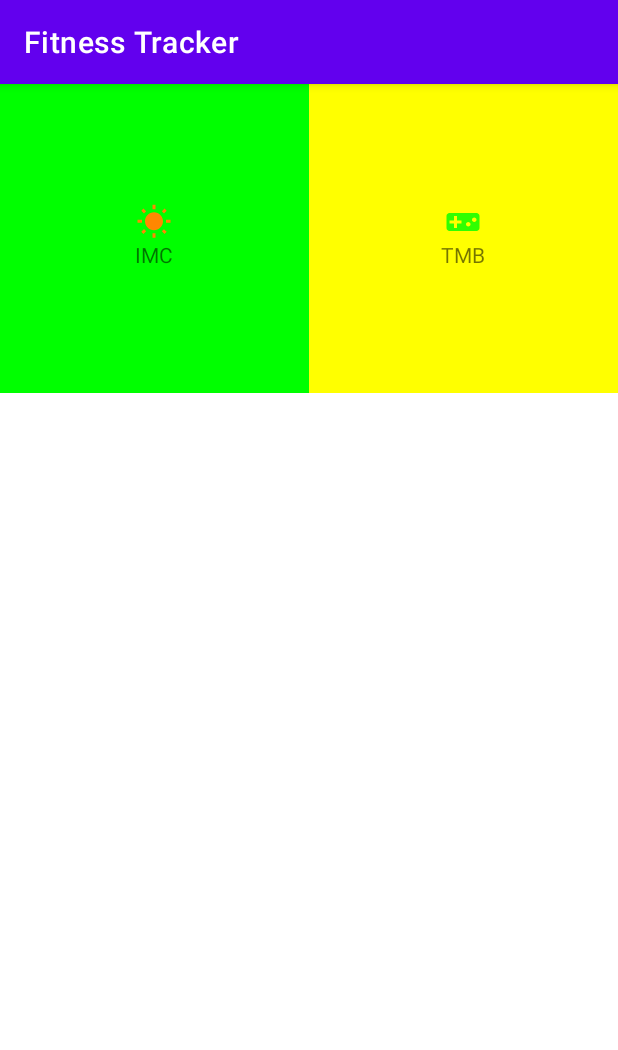
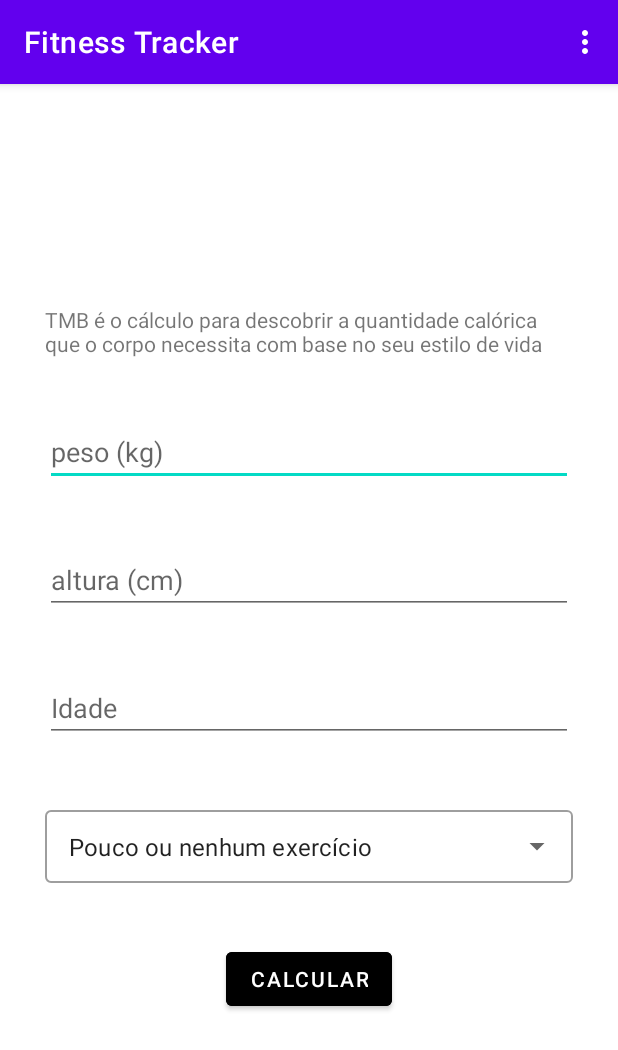
Before and after one commit to oliverborba/App_Fitness_Kotlin, an Android app: the screen it shows after launch (MainActivity before the commit, TmbActivity after it), after a tap on "TMB", on a phone screen of 412 x 824 dp. Shown: the top 1050 px of the screen. Run offline under Robolectric (Android 15) with nearby library versions, the phone set to English and light mode, and no system bars; our stand-ins replace Room's generated code.

Commit message:
Projeto Finalizado

```diff
--- a/app/src/main/java/com/lucasborba/fitnesstracker/MainActivity.kt
+++ b/app/src/main/java/com/lucasborba/fitnesstracker/MainActivity.kt
@@ -52,8 +52,8 @@ class MainActivity : AppCompatActivity() {
                         startActivity(intent)
                     }
                     2 -> {
-                        //Abrir outra activity
-                    }
+                        val intent = Intent(this@MainActivity, TmbActivity::class.java)
+                        startActivity(intent)                    }
                 }
                 Log.i("Teste", "Clicou $id")
             }
--- /dev/null
+++ b/app/src/main/java/com/lucasborba/fitnesstracker/TmbActivity.kt
@@ -0,0 +1,131 @@
+package com.lucasborba.fitnesstracker
+
+import android.content.Context
+import android.content.Intent
+import androidx.appcompat.app.AppCompatActivity
+import android.os.Bundle
+import android.view.Menu
+import android.view.MenuItem
+import android.view.inputmethod.InputMethodManager
+import android.widget.*
+import androidx.appcompat.app.AlertDialog
+import com.lucasborba.fitnesstracker.model.Calc
+
+class TmbActivity : AppCompatActivity() {
+
+
+    private lateinit var lifestyle: AutoCompleteTextView
+    private lateinit var editWeight: EditText
+    private lateinit var editHeight: EditText
+    private lateinit var editAge: EditText
+
+    override fun onCreate(savedInstanceState: Bundle?) {
+        super.onCreate(savedInstanceState)
+        setContentView(R.layout.activity_tmb)
+
+        editWeight = findViewById(R.id.edit_tmb_weight)
+        editHeight = findViewById(R.id.edit_tmb_height)
+        editAge = findViewById(R.id.edit_tmb_age)
+
+        lifestyle = findViewById(R.id.auto_lifestyle)
+        val items = resources.getStringArray(R.array.tmb_lifestyle)
+        lifestyle.setText(items.first())
+
+        val adapter = ArrayAdapter(this, android.R.layout.simple_list_item_1, items)
+
+        lifestyle.setAdapter(adapter)
+
+        val btnSend: Button = findViewById(R.id.btn_tmb_send)
+        btnSend.setOnClickListener {
+            if (!validate()) {
+                Toast.makeText(this, R.string.fields_message, Toast.LENGTH_LONG).show()
+                return@setOnClickListener
+            }
+            val weight = editWeight.text.toString().toInt()
+            val height = editHeight.text.toString().toInt()
+            val age = editAge.text.toString().toInt()
+
+            val result = calculateTmb(weight, height, age)
+            val response = tmbRequest(result)
+            AlertDialog.Builder(this)
+                .setMessage(getString(R.string.tmb_response, response))
+                .setPositiveButton(
+                    android.R.string.ok
+                ) { _, _ ->
+                }
+                .setNegativeButton(R.string.save) { _, _ ->
+                    Thread {
+                        val app = application as App
+                        val dao = app.db.calcDao()
+
+                        // FIXME: checa se tem um updateId, se tiver, significa
+                        // FIXME: que viemos da tela da lista de itens e devemos
+                        // FIXME: editar ao inves de inserir
+
+                        val updateId = intent.extras?.getInt("updateId")
+                        if (updateId != null) {
+                            dao.update(Calc(id = updateId, type = "tmb", res = response))
+                        } else {
+                            dao.insert(Calc(type = "tmb", res = response))
+                        }
+
+                        runOnUiThread {
+                            openListActivity()
+                        }
+                    }.start()
+
+                }
+                .create()
+                .show()
+
+            val service = getSystemService(Context.INPUT_METHOD_SERVICE) as InputMethodManager
+            service.hideSoftInputFromWindow(currentFocus?.windowToken, 0)
+
+        }
+    }
+
+    override fun onCreateOptionsMenu(menu: Menu?): Boolean {
+        menuInflater.inflate(R.menu.menu, menu)
+        return true
+    }
+
+    override fun onOptionsItemSelected(item: MenuItem): Boolean {
+        if (item.itemId == R.id.menu_search) {
+            finish()
+            openListActivity()
+        }
+        return super.onOptionsItemSelected(item)
+    }
+
+    private fun openListActivity() {
+        val intent = Intent(this@TmbActivity, ListCalcActivity::class.java)
+        intent.putExtra("type", "tmb")
+        startActivity(intent)
+    }
+
+    private fun tmbRequest(tmb: Double): Double {
+        val items = resources.getStringArray(R.array.tmb_lifestyle)
+        return when {
+            lifestyle.text.toString() == items[0] -> tmb * 1.2
+            lifestyle.text.toString() == items[1] -> tmb * 1.375
+            lifestyle.text.toString() == items[2] -> tmb * 1.55
+            lifestyle.text.toString() == items[2] -> tmb * 1.725
+            lifestyle.text.toString() == items[4] -> tmb * 1.9
+            else -> 0.0
+        }
+    }
+
+    private fun calculateTmb(weight: Int, height: Int, age: Int): Double {
+        return 66 + (13.8 * weight) + (5 * height) - (6.8 * age)
+    }
+
+    private fun validate(): Boolean {
+        return (editWeight.text.toString().isNotEmpty()
+                && editHeight.text.toString().isNotEmpty()
+                && editAge.text.toString().isNotEmpty()
+                && !editWeight.text.toString().startsWith("0")
+                && !editHeight.text.toString().startsWith("0")
+                && !editAge.text.toString().startsWith("0")
+                )
+    }
+}
--- a/app/src/main/java/com/lucasborba/fitnesstracker/model/Calc.kt
+++ b/app/src/main/java/com/lucasborba/fitnesstracker/model/Calc.kt
@@ -10,6 +10,6 @@ data class Calc(
     @PrimaryKey(autoGenerate = true) val id: Int = 0,
     @ColumnInfo(name = "type") val type: String,
     @ColumnInfo(name = "res") val res: Double,
-    @ColumnInfo(name = "created_date") val createDate: Date = Date(),
+    @ColumnInfo(name = "created_date") val createdDate: Date = Date(),
 
     )
--- a/app/src/main/java/com/lucasborba/fitnesstracker/model/CalcDao.kt
+++ b/app/src/main/java/com/lucasborba/fitnesstracker/model/CalcDao.kt
@@ -1,8 +1,6 @@
 package com.lucasborba.fitnesstracker.model
 
-import androidx.room.Dao
-import androidx.room.Insert
-import androidx.room.Query
+import androidx.room.*
 
 @Dao
 interface CalcDao {
@@ -12,4 +10,11 @@ interface CalcDao {
 
     @Query("SELECT * FROM Calc WHERE type = :type")
     fun getRegisterByType(type: String): List<Calc>
+
+    //Estudar como implementar
+    @Delete
+    fun delete(calc: Calc): Int // FIXME: retorna 1 se deu sucesso
+
+    @Update
+    fun update(calc: Calc)
 }
--- /dev/null
+++ b/app/src/main/res/layout/activity_tmb.xml
@@ -0,0 +1,60 @@
+<?xml version="1.0" encoding="utf-8"?>
+
+<ScrollView xmlns:android="http://schemas.android.com/apk/res/android"
+    xmlns:app="http://schemas.android.com/apk/res-auto"
+    xmlns:tools="http://schemas.android.com/tools"
+
+    android:layout_width="match_parent"
+    android:layout_height="match_parent">
+
+
+    <LinearLayout
+        android:layout_width="match_parent"
+        android:layout_height="wrap_content"
+        android:layout_gravity="center"
+        android:gravity="center"
+        android:orientation="vertical"
+        tools:context=".ImcActivity">
+
+        <TextView
+            style="@style/TextViewForm"
+            android:layout_width="wrap_content"
+            android:layout_height="wrap_content"
+            android:text="@string/tmb_desc" />
+
+        <EditText
+            android:id="@+id/edit_tmb_weight"
+            style="@style/EditTextForm"
+            android:hint="@string/weight" />
+
+
+        <EditText
+            android:id="@+id/edit_tmb_height"
+            style="@style/EditTextForm"
+            android:hint="@string/height" />
+
+        <EditText
+            android:id="@+id/edit_tmb_age"
+            style="@style/EditTextForm"
+            android:hint="@string/age" />
+
+        <com.google.android.material.textfield.TextInputLayout
+            style="@style/AutoTextViewForm"
+            android:layout_width="match_parent"
+            android:layout_height="wrap_content">
+
+            <AutoCompleteTextView
+                android:id="@+id/auto_lifestyle"
+                android:layout_width="match_parent"
+                android:layout_height="wrap_content"
+                android:inputType="none"
+                />
+
+        </com.google.android.material.textfield.TextInputLayout>
+
+        <Button
+            android:id="@+id/btn_tmb_send"
+            style="@style/ButtonForm"
+            android:text="@string/calc" />
+    </LinearLayout>
+</ScrollView>
--- /dev/null
+++ b/app/src/main/res/menu/menu.xml
@@ -0,0 +1,8 @@
+<?xml version="1.0" encoding="utf-8"?>
+<menu xmlns:android="http://schemas.android.com/apk/res/android">
+
+    <item
+        android:id="@+id/menu_search"
+        android:title="@string/search"/>
+
+</menu>
--- /dev/null
+++ b/app/src/main/res/values/arrays.xml
@@ -0,0 +1,11 @@
+<?xml version="1.0" encoding="utf-8"?>
+<resources>
+
+    <string-array name="tmb_lifestyle">
+        <item>Pouco ou nenhum exercício</item>
+        <item>Exercício leve, 1 a 3 dias por semana</item>
+        <item>Exercício moderado, 3 a 5 dias por semana</item>
+        <item>Exercício pesado, 6 a 7 dias por semana</item>
+        <item>Exercício pesado diariamente e até 2x/dia</item>
+    </string-array>
+</resources>
--- a/app/src/main/res/values/strings.xml
+++ b/app/src/main/res/values/strings.xml
@@ -23,7 +23,7 @@
     <string name="tmb_desc">TMB é o cálculo para descobrir a quantidade calórica que o corpo necessita com base no seu estilo de vida</string>
     <string name="age">Idade</string>
     <string name="tmb_response">Tmb: %1$.2f</string>
-    <string name="list_response">resultado: %1$.2f, data: %2$s</string>
+    <string name="list_response">Resultado: %1$.2f, data: %2$s</string>
     <string name="delete_message">Você realmente quer excluir o registro?</string>
     <string name="cancel">Cancelar</string>
     <string name="label_tmb">TMB</string>
--- a/app/src/main/res/values/styles.xml
+++ b/app/src/main/res/values/styles.xml
@@ -24,4 +24,10 @@
         <item name="android:backgroundTint">@color/black</item>
 
     </style>
+
+    <style name="AutoTextViewForm" parent="Widget.MaterialComponents.TextInputLayout.OutlinedBox.Dense.ExposedDropdownMenu">
+        <item name="android:layout_marginStart">30dp</item>
+        <item name="android:layout_marginEnd">30dp</item>
+        <item name="android:layout_marginBottom">40dp</item>
+    </style>
 </resources>
```
Also changed, not shown: app/src/main/AndroidManifest.xml (+9 -1 lines), app/src/main/java/com/lucasborba/fitnesstracker/ImcActivity.kt (+22 -3 lines), app/src/main/java/com/lucasborba/fitnesstracker/ListCalcActivity.kt (+84 -16 lines), app/src/main/java/com/lucasborba/fitnesstracker/OnListClickListener.kt (added, +8 -0 lines).
